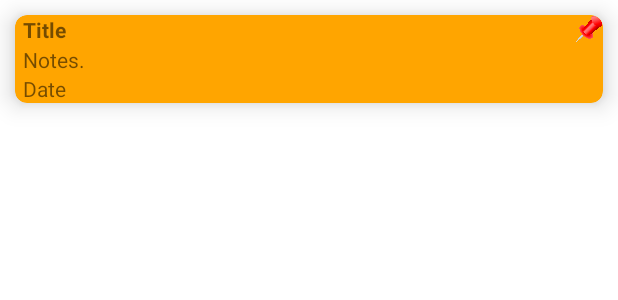
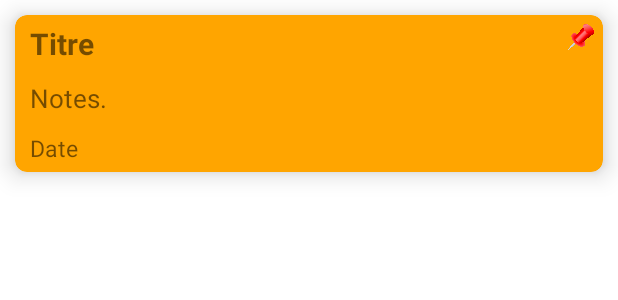
Before and after one commit to Kyuremdoree/Elpy, an Android app: the layout notes_list.xml on its own in the app's theme, with its tools: preview values and no code run, on a phone screen of 412 x 824 dp. Shown: the top 300 px of the screen. Run offline under Robolectric (Android 15) with nearby library versions, the phone set to English and light mode, and no system bars.

Commit message:
note xml

```diff
--- a/Elpy/app/src/main/java/uqac/dim/elpy/NoteSystem.java
+++ b/Elpy/app/src/main/java/uqac/dim/elpy/NoteSystem.java
@@ -37,8 +37,6 @@ public class NoteSystem extends AppCompatActivity implements PopupMenu.OnMenuIte
     private RecyclerView note_home_container;
     private FloatingActionButton note_add;
     private SearchView note_home_search;
-
-
 
     @Override
     protected void onCreate(Bundle savedInstanceState) {
--- a/Elpy/app/src/main/java/uqac/dim/elpy/NoteTaker.java
+++ b/Elpy/app/src/main/java/uqac/dim/elpy/NoteTaker.java
@@ -5,7 +5,6 @@ import androidx.appcompat.app.AppCompatActivity;
 import android.app.Activity;
 import android.content.Intent;
 import android.os.Bundle;
-import android.view.View;
 import android.widget.EditText;
 import android.widget.ImageView;
 import android.widget.Toast;
--- a/Elpy/app/src/main/res/layout/activity_note_taker.xml
+++ b/Elpy/app/src/main/res/layout/activity_note_taker.xml
@@ -42,5 +42,6 @@
         android:id="@+id/noteTaker_content"
         android:layout_width="match_parent"
         android:layout_height="wrap_content"
-        android:hint="@string/note_default_content"/>
+        android:hint="@string/note_default_content"
+        android:textSize="17sp"/>
 </LinearLayout>
--- a/Elpy/app/src/main/res/layout/notes_list.xml
+++ b/Elpy/app/src/main/res/layout/notes_list.xml
@@ -20,37 +20,44 @@
                 android:id="@+id/note_title"
                 android:layout_width="match_parent"
                 android:layout_height="wrap_content"
-                android:text="Title"
+                android:text="@string/title"
+                android:textSize="20sp"
                 android:textStyle="bold"
                 android:singleLine="true"
                 android:ellipsize="marquee"
                 android:marqueeRepeatLimit="marquee_forever"
                 android:scrollHorizontally="true"
-                android:layout_marginHorizontal="5dp"/>
+                android:layout_marginHorizontal="10dp"
+                android:layout_marginVertical="5dp"/>
             <ImageView
                 android:id="@+id/pin"
                 android:layout_width="20dp"
                 android:layout_height="20dp"
                 android:src="@drawable/note_pin"
-                android:layout_alignParentEnd="true"/>
+                android:layout_alignParentEnd="true"
+                android:layout_margin="5dp"/>
         </RelativeLayout>
         <TextView
             android:id="@+id/note_content_preview"
             android:layout_width="match_parent"
             android:layout_height="wrap_content"
-            android:text="Notes."
-            android:layout_marginHorizontal="5dp"
+            android:text="@string/notes"
+            android:textSize="17sp"
+            android:layout_marginHorizontal="10dp"
+            android:layout_marginVertical="5dp"
             android:maxLines="10"/>
         <TextView
             android:id="@+id/note_date"
             android:layout_width="match_parent"
             android:layout_height="wrap_content"
-            android:text="Date"
+            android:text="@string/date"
+            android:textSize="15sp"
             android:singleLine="true"
             android:ellipsize="marquee"
             android:marqueeRepeatLimit="marquee_forever"
             android:scrollHorizontally="true"
-            android:layout_marginHorizontal="5dp"/>
+            android:layout_marginHorizontal="10dp"
+            android:layout_marginVertical="5dp"/>
     </LinearLayout>
 
 </androidx.cardview.widget.CardView>
--- a/Elpy/app/src/main/res/values/strings.xml
+++ b/Elpy/app/src/main/res/values/strings.xml
@@ -18,4 +18,6 @@
     <string name="note_deleted">Note supprimée</string>
     <string name="title_required">Titre obligatoire</string>
     <string name="content_required">Contenu obligatoire</string>
+    <string name="date">Date</string>
+    <string name="notes">Notes.</string>
 </resources>
```
Also changed, not shown: Elpy/app/src/main/AndroidManifest.xml (+10 -11 lines), Elpy/app/src/main/java/uqac/dim/elpy/MainActivity.java (+19 -4 lines).
